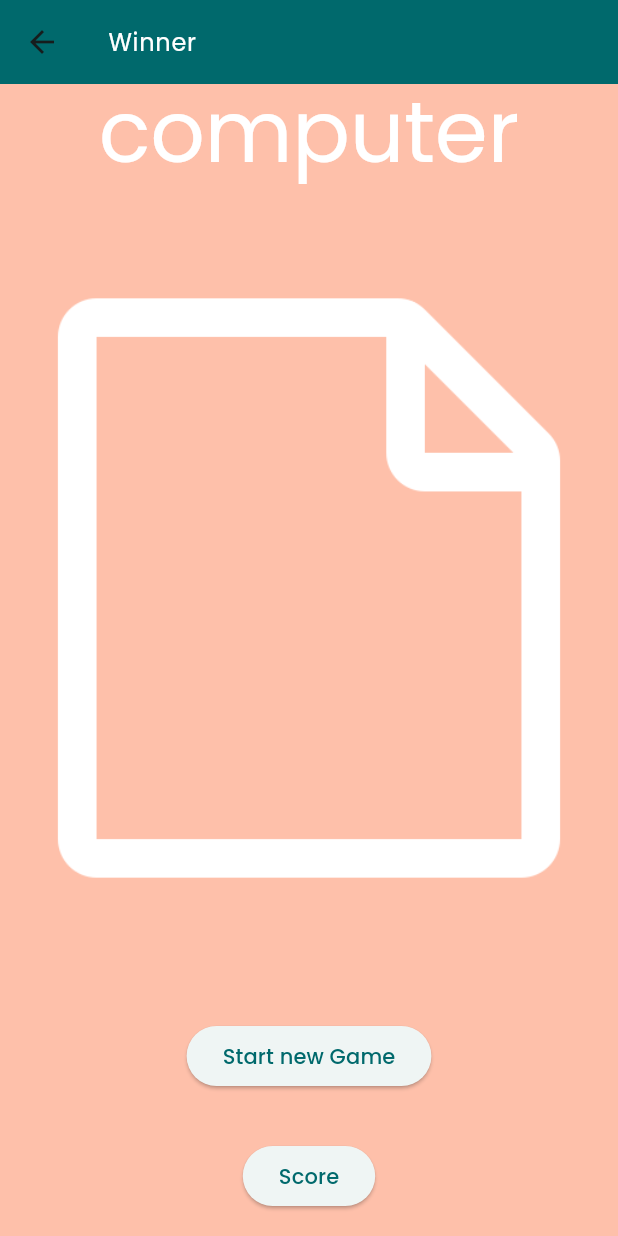
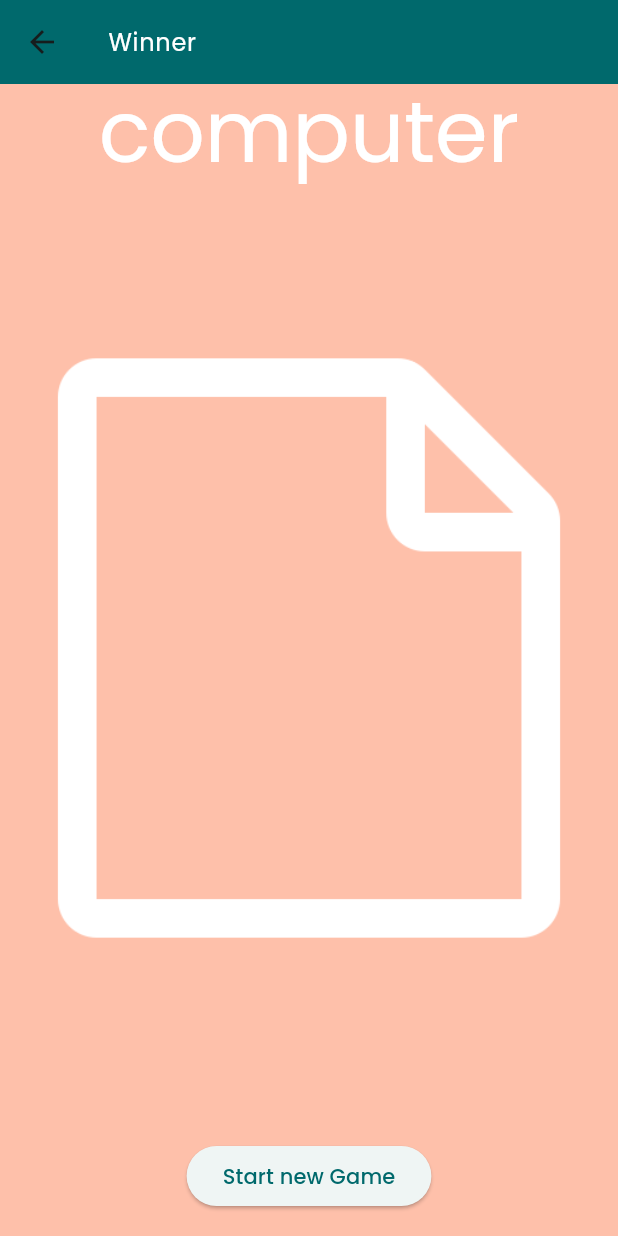
Before and after one commit to inakuhn/code-excursion-rps-ki-app, a Flutter app: the WinnerScreen screen opened by its route, on a phone screen of 412 x 824 dp. Run offline on Flutter 3.47's test engine with Material 3 defaults, Android fonts, the phone set to English and light mode, and no system bars; our stand-ins replace camera, google_fonts, lottie; missing offline and left inert: tflite_flutter.

Commit message:
Remove Solution for exercise 7

```diff
--- a/lib/ui/screen/winner_screen.dart
+++ b/lib/ui/screen/winner_screen.dart
@@ -41,11 +41,6 @@ class _WinnerScreenState extends State<WinnerScreen> {
             buttonText: "Start new Game",
             routeName: WelcomeScreen.welcomeScreenRoute,
           ),
-          const RPSNavigationButton(
-            buttonText: "Score",
-            routeName: ScoreScreen.scoreRoute,
-          )
-
           /// TODO 📄 Aufgabe 7
           /// 🛠️ Füge einen RPSNavigationButton hinzu:
           // 🎯 Verknüpfe die Route: Setze die Route des Buttons auf die ScoreScreen.scoreRoute mit dem passenden routeName.
```
